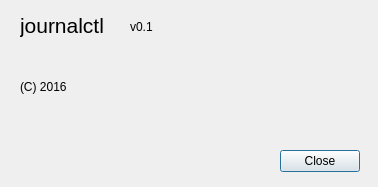
Old version of the form aboutdialog.ui in the repository pentix/qjournalctl.
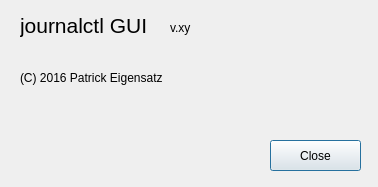
New version of the form.

Diff of the .ui file:
```diff
--- a/aboutdialog.ui
+++ b/aboutdialog.ui
@@ -18,7 +18,7 @@
     <rect>
      <x>20</x>
      <y>10</y>
-     <width>101</width>
+     <width>141</width>
      <height>31</height>
     </rect>
    </property>
@@ -28,42 +28,42 @@
     </font>
    </property>
    <property name="text">
-    <string>journalctl</string>
+    <string>journalctl GUI</string>
    </property>
   </widget>
   <widget class="QLabel" name="label_2">
    <property name="geometry">
     <rect>
-     <x>130</x>
+     <x>170</x>
      <y>20</y>
-     <width>59</width>
-     <height>14</height>
+     <width>181</width>
+     <height>16</height>
     </rect>
    </property>
    <property name="text">
-    <string>v0.1</string>
+    <string>v.xy</string>
    </property>
   </widget>
   <widget class="QLabel" name="label_3">
    <property name="geometry">
     <rect>
      <x>20</x>
-     <y>80</y>
-     <width>59</width>
-     <height>14</height>
+     <y>70</y>
+     <width>161</width>
+     <height>16</height>
     </rect>
    </property>
    <property name="text">
-    <string>(C) 2016</string>
+    <string>(C) 2016 Patrick Eigensatz</string>
    </property>
   </widget>
   <widget class="QPushButton" name="pushButton">
    <property name="geometry">
     <rect>
-     <x>280</x>
-     <y>150</y>
-     <width>80</width>
-     <height>22</height>
+     <x>270</x>
+     <y>140</y>
+     <width>91</width>
+     <height>31</height>
     </rect>
    </property>
    <property name="text">
```
Left out of the diff: 2 changed lines with no effect on the pictures.
